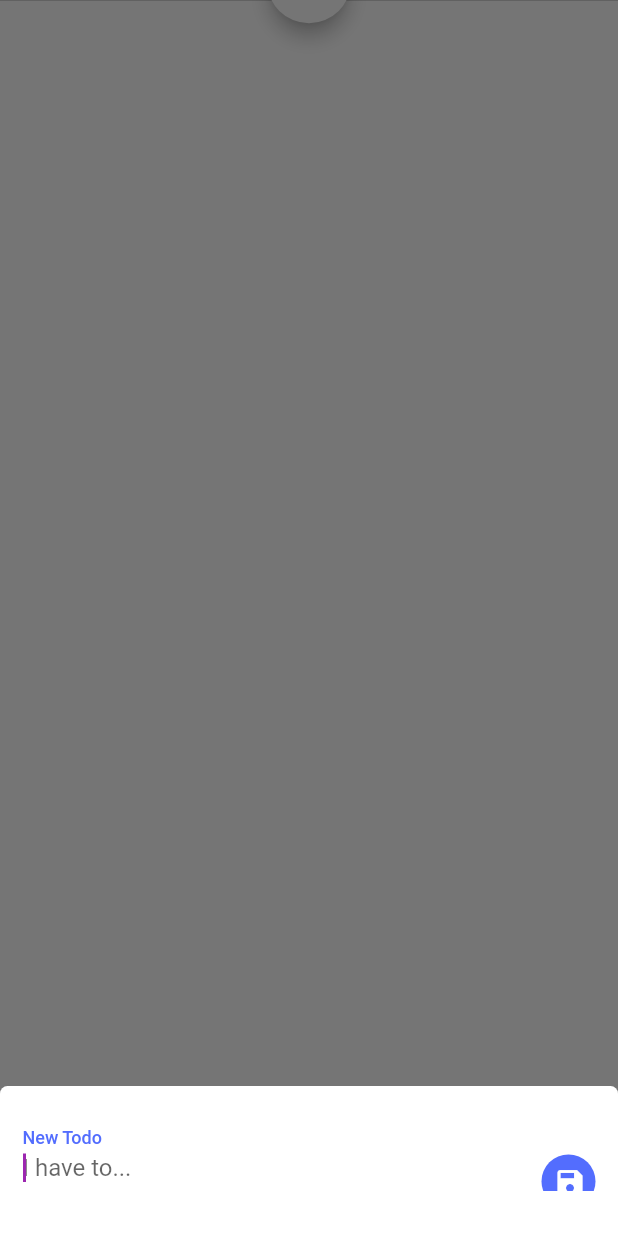
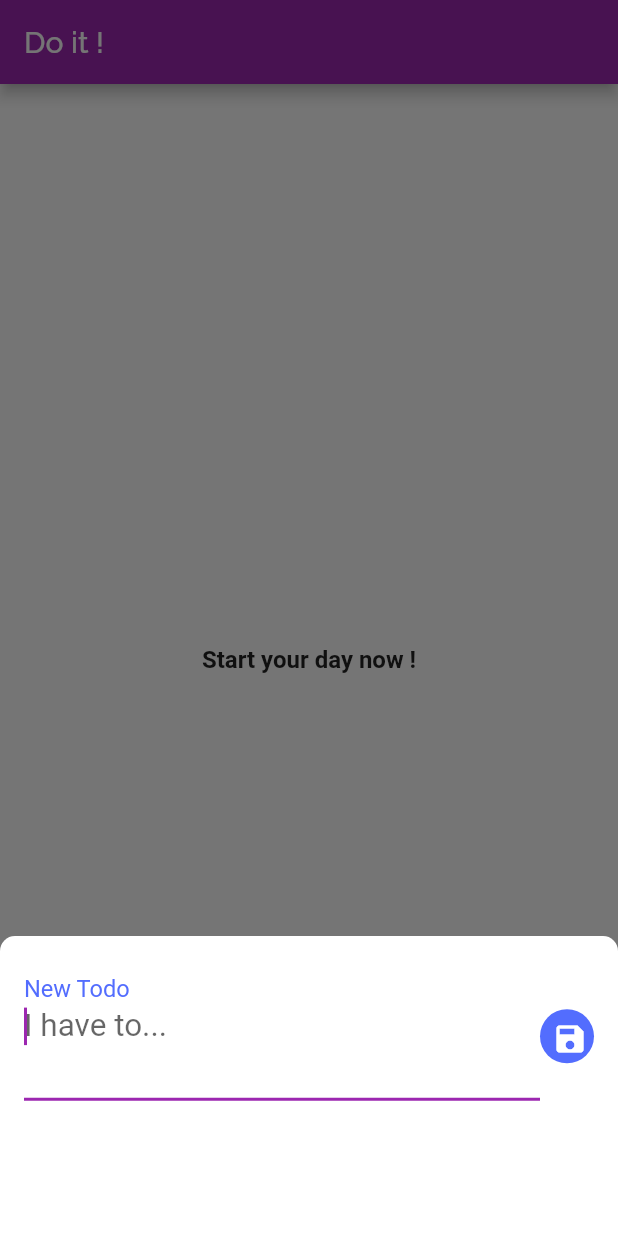
Before and after one commit to fariswidaa/StoringDemo, a Flutter app: the screen it shows after launch, after a tap on the "add" icon, on a phone screen of 412 x 824 dp. Run offline on Flutter 3.47's test engine with Material 2 defaults, Android fonts, the light colour scheme and no system bars; our stand-ins replace google_fonts, sqflite; accounts and stored records are empty.

Commit message:
fixing the ui problem

```diff
--- a/lib/ui/app.dart
+++ b/lib/ui/app.dart
@@ -5,14 +5,14 @@ class MyApp extends StatelessWidget {
 @override
 Widget build(BuildContext context) {
 return MaterialApp(
-debugShowCheckedModeBanner: false,
+// debugShowCheckedModeBanner: false,
 title: 'Do it',
 theme: ThemeData(
 primarySwatch: Colors.purple,
 canvasColor: Colors.transparent
 ),
 //Our only screen/page we have
-home:Scaffold (body: Home(),),
+home: Home(),
 );
 }
 }
--- a/lib/ui/home.dart
+++ b/lib/ui/home.dart
@@ -1,5 +1,7 @@
 import 'package:flutter/material.dart';
 import 'package:flutter/services.dart';
+
+import 'package:google_fonts/google_fonts.dart';
 
 import 'package:StoringDemo/bloc/todo_bloc.dart';
 import 'package:StoringDemo/model/model.dart';
@@ -10,42 +12,44 @@ class Home extends StatefulWidget {
 }
 
 class _HomeState extends State<Home> {
-  TodoBloc todoBloc;
 
-  void initState() {
-    print('the init state');
+  final TodoBloc todoBloc = TodoBloc();
+
+void initState (){
   super.initState();
-    todoBloc = TodoBloc();
 }
 
-  void dispose() {
-    print('the dispose method');
+void dispose () {
   super.dispose();
       todoBloc.dispose();
 }
-
-  final appBar = AppBar(
-    elevation: 4.0,
-    backgroundColor: Colors.purple,
-    title: Text('Do it !'),
-  );
+  //Allows Todo card to be dismissable horizontally
+  final DismissDirection _dismissDirection = DismissDirection.horizontal;
 
   @override
   Widget build(BuildContext context) {
-    print('the build widget');
-    return MaterialApp(
-      title: 'Do it !',
-      home: Scaffold(
-        appBar: appBar,
-        body:
-            // SafeArea(
-            Container(
-          child: getTodoWidget(),
+
+    return Scaffold(
+       appBar :AppBar(
+       title : Text('Do it !' ,style: GoogleFonts.raleway(
+
+
+                        ),),
+       backgroundColor : Colors.purple,
        ),
-        //),
+        body: SafeArea(
+            child: Container(
+                color: Colors.white,
+                child: Container(
+                    //This is where the magic starts
+                    child: getTodosWidget(),
+                    ),
+                    ),
+                    ),
+
         floatingActionButtonLocation: FloatingActionButtonLocation.centerDocked,
         floatingActionButton: Padding(
-          padding: EdgeInsets.only(bottom: 25),
+          padding: EdgeInsets.only(bottom: 20.0),
           child: FloatingActionButton(
             elevation: 5.0,
             onPressed: () {
@@ -58,121 +62,7 @@ class _HomeState extends State<Home> {
               color: Colors.indigoAccent,
             ),
           ),
-        ),
-        bottomNavigationBar: BottomAppBar(
-          color: Colors.white,
-          child: Container(
-            decoration: BoxDecoration(
-              border: Border(
-                top: BorderSide(color: Colors.grey, width: 0.3),
-              ),
-            ),
-          ),
-        ),
-      ),
-    );
-  }
-
-  Widget getTodoWidget() {
-    return StreamBuilder(
-      stream: todoBloc.todos,
-      builder: (BuildContext context, AsyncSnapshot<List<Todo>> snapshot) {
-        return getTodoCardWidget(snapshot);
-      },
-    );
-  }
-
-  Widget getTodoCardWidget(AsyncSnapshot<List<Todo>> snapshot) {
-    if (snapshot.hasData) {
-      print('here is the snapshot');
-      return snapshot.data.length != 0
-          ? ListView.builder(
-              itemCount: snapshot.data.length,
-              itemBuilder: (context, itemPosition) {
-                Todo todo = snapshot.data[itemPosition];
-                print('here is the item builder');
-                final Widget dismissibleCard = new Dismissible(
-                  background: Container(
-                    child: Padding(
-                      padding: EdgeInsets.only(left: 10),
-                      child: Align(
-                        alignment: Alignment.centerLeft,
-                        child: Text(
-                          "Deleting",
-                          style: TextStyle(color: Colors.white),
-                        ),
-                      ),
-                    ),
-                    color: Colors.redAccent,
-                  ),
-                  onDismissed: (direction) {
-                    todoBloc.deleteTodoById(todo.id);
-                  },
-                  direction: DismissDirection.horizontal,
-                  key: new ObjectKey(todo),
-                  child: Card(
-                    shape: RoundedRectangleBorder(
-                      side: BorderSide(color: Colors.grey[200], width: 0.5),
-                      borderRadius: BorderRadius.circular(5.0),
-                    ),
-                    color: Colors.white,
-                    child: ListTile(
-                      leading: InkWell(
-                        onTap: () {
-                          todo.is_done = !todo.is_done;
-                          todoBloc.updateTodo(todo);
-                        },
-                        child: Container(
-                          child: Padding(
-                            padding: const EdgeInsets.all(16.0),
-                            child: todo.is_done
-                                ? Icon(
-                                    Icons.done,
-                                    size: 26.0,
-                                    color: Colors.indigoAccent,
-                                  )
-                                : Icon(
-                                    Icons.check_box_outline_blank,
-                                    size: 26.0,
-                                    color: Colors.tealAccent,
-                                  ),
-                          ),
-                        ),
-                      ),
-                      title: Text(
-                        todo.description,
-                      ),
-                    ),
-                  ),
-                );
-                return dismissibleCard;
-              },
-            )
-          : Container(
-              child: Center(
-              //this is used whenever there 0 Todo
-              //in the data base
-              child: noTodoMessageWidget(),
         ));
-    } else {
-      print('circular progress');
-      return Center(
-        child: CircularProgressIndicator(
-          strokeWidth: 2.0,
-        ),
-      );
-    }
-  }
-
-  Widget noTodoMessageWidget() {
-    print('no todo message ');
-    return Container(
-      child: Center(
-        child: Text(
-          "Start your day right :D",
-        ),
-      ),
-    );
   }
 
   void _showAddTodoSheet(BuildContext context) {
@@ -180,24 +70,23 @@ class _HomeState extends State<Home> {
     showModalBottomSheet(
         context: context,
         builder: (builder) {
-        return Padding(
-          padding:
-              EdgeInsets.only(bottom: MediaQuery.of(context).viewInsets.bottom),
+          return new Padding(
+            padding: EdgeInsets.only(
+                bottom: MediaQuery.of(context).viewInsets.bottom),
             child: new Container(
               color: Colors.transparent,
               child: new Container(
-              // was 230
-              height: 100,
+                height: 200.0,
                 decoration: new BoxDecoration(
                     color: Colors.white,
                     borderRadius: new BorderRadius.only(
-                  topLeft: const Radius.circular(5.0),
-                  topRight: const Radius.circular(5.0),
+                        topLeft: const Radius.circular(10.0),
+                        topRight: const Radius.circular(10.0),
                         ),
                         ),
                 child: Padding(
-                padding:
-                    EdgeInsets.only(left: 15, top: 25.0, right: 15, bottom: 30),
+                  padding: EdgeInsets.only(
+                      left: 16.0, top: 16.0, right: 16.0),
                   child: ListView(
                     children: <Widget>[
                       Row(
@@ -209,17 +98,18 @@ class _HomeState extends State<Home> {
                               controller: _todoDescriptionFormController,
                               textInputAction: TextInputAction.newline,
                               maxLines: 2,
+                              style: TextStyle(
+                                  fontSize: 21, fontWeight: FontWeight.w400),
                               autofocus: true,
                               decoration: const InputDecoration(
                                   hintText: 'I have to...',
                                   labelText: 'New Todo',
                                   labelStyle: TextStyle(
                                       color: Colors.indigoAccent,
-                                  fontWeight: FontWeight.w500),
-                            ),
+                                  ), ),
                               validator: (String value) {
                                 if (value.isEmpty) {
-                                return 'Empty task!';
+                                  return 'Empty description!';
                                 }
                                 return value.contains('')
                                     ? 'Do not use the @ char.'
@@ -228,22 +118,26 @@ class _HomeState extends State<Home> {
                             ),
                           ),
                           Padding(
-                          padding: EdgeInsets.only(left: 5, top: 15),
+                            padding: EdgeInsets.only( top: 8.0),
                             child: CircleAvatar(
                               backgroundColor: Colors.indigoAccent,
                               radius: 18,
                               child: IconButton(
                                 icon: Icon(
                                   Icons.save,
-                                size: 22,
+                                  size: 24.0,
                                   color: Colors.white,
                                 ),
                                 onPressed: () {
                                   final newTodo = Todo(
-                                    description: _todoDescriptionFormController
+                                      description:
+                                          _todoDescriptionFormController
                                               .value.text);
                                   if (newTodo.description.isNotEmpty) {
+
                                     todoBloc.addTodo(newTodo);
+
+                                    //dismisses the bottomsheet
                                     Navigator.pop(context);
                                   }
                                 },
@@ -258,7 +152,123 @@ class _HomeState extends State<Home> {
               ),
             ),
           );
+        });
+  }
+
+
+
+  Widget getTodosWidget() {
+    /*The StreamBuilder widget,
+    basically this widget will take stream of data (todos)
+    and construct the UI (with state) based on the stream
+    */
+    return StreamBuilder(
+      stream: todoBloc.todos,
+      builder: (BuildContext context, AsyncSnapshot<List<Todo>> snapshot) {
+        return getTodoCardWidget(snapshot);
       },
     );
   }
+
+  Widget getTodoCardWidget(AsyncSnapshot<List<Todo>> snapshot) {
+
+    if (snapshot.hasData) {
+
+      return snapshot.data.length != 0
+          ? ListView.builder(
+              itemCount: snapshot.data.length,
+              itemBuilder: (context, itemPosition) {
+                Todo todo = snapshot.data[itemPosition];
+                final Widget dismissibleCard = new Dismissible(
+                  background: Container(
+                    child: Padding(
+                      padding: EdgeInsets.only(left: 8.0),
+                      child: Align(
+                        alignment: Alignment.centerLeft,
+                        child: Text(
+                          "Deleting",
+                          style: TextStyle(color: Colors.white),
+                        ),
+                      ),
+                    ),
+                    color: Colors.redAccent,
+                  ),
+                  onDismissed: (direction) {
+                    /*The magic
+                    delete Todo item by ID whenever
+                    the card is dismissed
+                    */
+                    todoBloc.deleteTodoById(todo.id);
+                  },
+                  direction: _dismissDirection,
+                  key: new ObjectKey(todo),
+                  child: Card(
+                      shape: RoundedRectangleBorder(
+                        side: BorderSide(color: Colors.grey[200], width: 0.5),
+                        borderRadius: BorderRadius.circular(5),
+                      ),
+                      color: Colors.white,
+                      child: ListTile(
+                        leading: InkWell(
+                          onTap: () {
+                            //Reverse the value
+                            todo.is_done = !todo.is_done;
+                            todoBloc.updateTodo(todo);
+                          },
+                          child: Container(
+                            //decoration: BoxDecoration(),
+                            child: Padding(
+                              padding: const EdgeInsets.only ( right : 8.0),
+                              child: todo.is_done
+                                  ? Icon(
+                                      Icons.done,
+                                      size: 26.0,
+                                      color: Colors.indigoAccent,
+                                    )
+                                  : Icon(
+                                      Icons.check_box_outline_blank,
+                                      size: 26.0,
+                                      color: Colors.blue,
+                                    ),
+                            ),
+                          ),
+                        ),
+                        title: Text(
+                          todo.description,
+                          style: GoogleFonts.raleway(
+                          fontSize: 22.0,
+                        ),
+                        ),
+                      )),
+                );
+                return dismissibleCard;
+              },
+            )
+          : Container(
+              child: Center(
+              child: noTodoMessageWidget(),
+            ));
+    } else {
+      return Center(
+        child: CircularProgressIndicator(strokeWidth : 2.0),
+      );
     }
+  }
+
+
+  Widget noTodoMessageWidget() {
+    return Container(
+      child: Text(
+        'Start your day now !',
+        style:
+        GoogleFonts.roboto(
+                          fontSize: 16.0,
+                          fontWeight: FontWeight.bold,
+                        ),
+        // TextStyle(fontSize: 19, fontWeight: FontWeight.w500),
+      ),
+    );
+  }
+
+
+}
```
Lines whose indentation alone changed are shown as unchanged.
